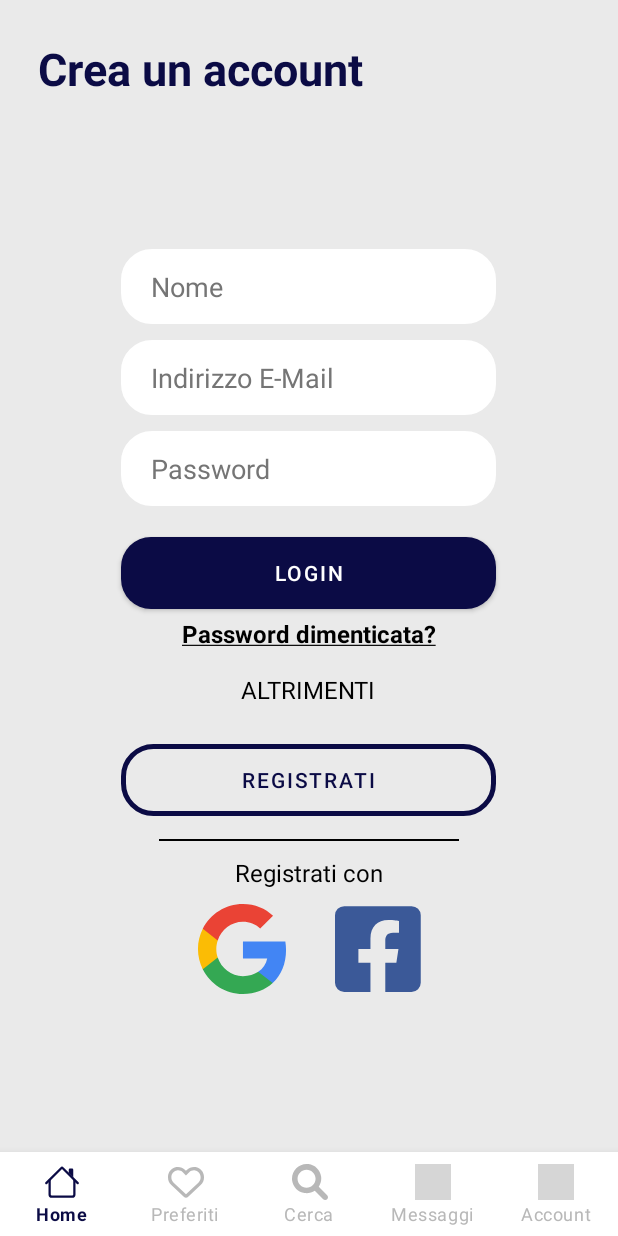
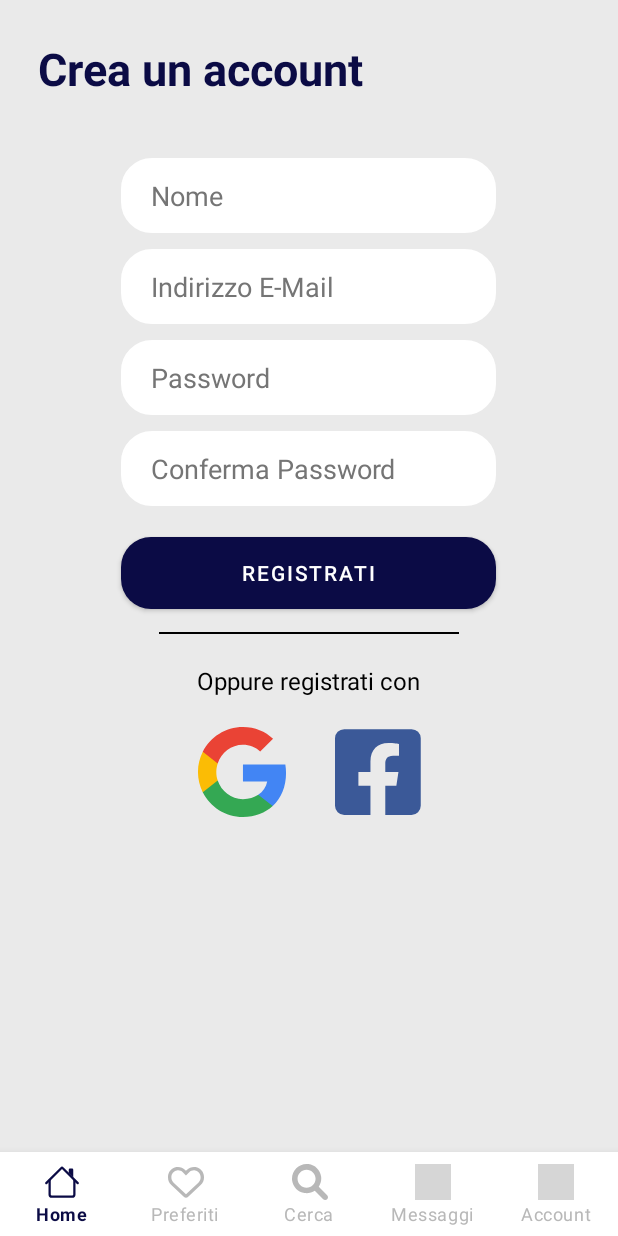
Before and after one commit to MattiaGo/BoatBooking_1, an Android app: the Registration screen opened through its navigation route, on a phone screen of 412 x 824 dp. Run offline under Robolectric (Android 15) with nearby library versions, the phone set to English and light mode, and no system bars; our stand-ins replace navigation-ui; grey boxes are pictures that could not be loaded.

Commit message:
fragment layout

```diff
--- /dev/null
+++ b/app/src/main/res/drawable/ic_back.xml
@@ -0,0 +1,5 @@
+<vector android:autoMirrored="true" android:height="24dp"
+    android:tint="#0B0B45" android:viewportHeight="24"
+    android:viewportWidth="24" android:width="24dp" xmlns:android="http://schemas.android.com/apk/res/android">
+    <path android:fillColor="@android:color/white" android:pathData="M11.67,3.87L9.9,2.1 0,12l9.9,9.9 1.77,-1.77L3.54,12z"/>
+</vector>
--- a/app/src/main/res/layout/fragment_login.xml
+++ b/app/src/main/res/layout/fragment_login.xml
@@ -79,7 +79,7 @@
             android:layout_gravity="center_horizontal|center_vertical"
             android:layout_marginTop="15dp"
             android:background="@drawable/btn_shape2"
-            android:text="@string/registrati"
+            android:text="@string/registration"
             android:textColor="@color/navyblue"
             app:cornerRadius="3dp"
             app:strokeColor="@color/navyblue"
@@ -96,8 +96,8 @@
             android:layout_width="wrap_content"
             android:layout_height="wrap_content"
             android:layout_gravity="center_horizontal|center_vertical"
-            android:layout_margin="10dp"
-            android:text="@string/registrati_con"
+            android:layout_margin="20dp"
+            android:text="@string/sing_in_with"
             android:textColor="@color/black"
             android:textSize="16sp" />
 
--- a/app/src/main/res/layout/fragment_registration.xml
+++ b/app/src/main/res/layout/fragment_registration.xml
@@ -4,15 +4,25 @@
     xmlns:tools="http://schemas.android.com/tools"
     android:layout_width="match_parent"
     android:layout_height="match_parent"
+    android:background="@color/light_grey"
     tools:context=".ui.auth.Registration">
 
-    <!-- TODO: Update blank fragment layout -->
+    <TextView
+        android:id="@+id/txt_SignIn"
+        android:layout_width="wrap_content"
+        android:layout_height="wrap_content"
+        android:layout_marginStart="25dp"
+        android:layout_marginTop="25dp"
+        android:text="@string/crea_account"
+        android:textColor="@color/navyblue"
+        android:textSize="30sp"
+        android:textStyle="bold"/>
 
     <LinearLayout
         android:layout_width="match_parent"
         android:layout_height="match_parent"
-        android:gravity="center_vertical"
-        android:orientation="vertical">
+        android:orientation="vertical"
+        android:layout_marginTop="100dp">
 
         <EditText
             android:id="@+id/textName"
@@ -23,7 +33,7 @@
             android:autofillHints=""
             android:background="@drawable/input_shape"
             android:ems="10"
-            android:hint="@string/nome"
+            android:hint="@string/name"
             android:inputType="textEmailAddress"
             android:minHeight="50dp"
             android:textColorHint="@color/colorHint" />
@@ -56,47 +66,29 @@
             android:minHeight="50dp"
             android:textColorHint="@color/colorHint" />
 
+        <EditText
+            android:id="@+id/textPasswordConfirm"
+            android:layout_width="250dp"
+            android:layout_height="wrap_content"
+            android:layout_gravity="center_horizontal|center_vertical"
+            android:layout_margin="5dp"
+            android:background="@drawable/input_shape"
+            android:ems="10"
+            android:hint="@string/confirm_password"
+            android:importantForAutofill="no"
+            android:inputType="textPassword"
+            android:minHeight="50dp"
+            android:textColorHint="@color/colorHint" />
+
         <Button
-            android:id="@+id/loginBtn"
+            android:id="@+id/confirmRegistrationBtn"
             android:layout_width="250dp"
             android:layout_height="wrap_content"
             android:layout_gravity="center_horizontal|center_vertical"
             android:layout_marginTop="15dp"
             android:background="@drawable/btn_shape1"
-            android:text="@string/login"
+            android:text="@string/registration"
             android:textColor="@color/white"/>
-
-        <TextView
-            android:layout_width="wrap_content"
-            android:layout_height="wrap_content"
-            android:layout_gravity="center_horizontal|center_vertical"
-            android:layout_margin="5dp"
-            android:text="@string/activity_link"
-            android:textColor="@color/black"
-            android:textSize="16sp"
-            android:textStyle="bold" />
-
-        <TextView
-            android:layout_width="wrap_content"
-            android:layout_height="wrap_content"
-            android:layout_gravity="center_horizontal|center_vertical"
-            android:layout_margin="10dp"
-            android:text="@string/altrimenti"
-            android:textColor="@color/black"
-            android:textSize="16sp" />
-
-        <Button
-            android:id="@+id/registerBtn"
-            android:layout_width="250dp"
-            android:layout_height="wrap_content"
-            android:layout_gravity="center_horizontal|center_vertical"
-            android:layout_marginTop="15dp"
-            android:background="@drawable/btn_shape2"
-            android:text="@string/registrati"
-            android:textColor="@color/navyblue"
-            app:cornerRadius="3dp"
-            app:strokeColor="@color/navyblue"
-            app:strokeWidth="5dp"/>
 
         <View
             android:layout_width="200dp"
@@ -109,8 +101,8 @@
             android:layout_width="wrap_content"
             android:layout_height="wrap_content"
             android:layout_gravity="center_horizontal|center_vertical"
-            android:layout_margin="10dp"
-            android:text="@string/registrati_con"
+            android:layout_margin="20dp"
+            android:text="@string/otherwise_use"
             android:textColor="@color/black"
             android:textSize="16sp" />
 
@@ -144,15 +136,4 @@
 
     </LinearLayout>
 
-    <TextView
-        android:id="@+id/txt_SignIn"
-        android:layout_width="wrap_content"
-        android:layout_height="wrap_content"
-        android:layout_marginStart="25dp"
-        android:layout_marginTop="25dp"
-        android:text="@string/crea_account"
-        android:textColor="@color/navyblue"
-        android:textSize="30sp"
-        android:textStyle="bold"/>
-
 </FrameLayout>
--- a/app/src/main/res/values/strings.xml
+++ b/app/src/main/res/values/strings.xml
@@ -4,14 +4,21 @@
     <string name="hello_blank_fragment">Hello blank fragment</string>
     <string name="forgotPwd"><a href="https://learntodroid.com">Password dimenticata?</a></string>
     <string name="activity_link"><u>Password dimenticata?</u></string>
-    <string name="nome">Nome</string>
+    <string name="name">Nome</string>
+
     <string name="indirizzo_e_mail">Indirizzo E-Mail</string>
     <string name="password">Password</string>
+    <string name="confirm_password">Conferma Password</string>
+    <string name="password_reset">Reset Password</string>
+    <string name="reset_pwd">Invia link per il reset</string>
+
     <string name="login">Login</string>
     <string name="altrimenti">ALTRIMENTI</string>
-    <string name="registrati">Registrati</string>
+    <string name="registration">Registrati</string>
+    <string name="register_with">Registrati con</string>
+
     <string name="crea_account">Crea un account</string>
-    <string name="registrati_con">Registrati con</string>
+    <string name="sing_in_with">Accedi con</string>
     <string name="facebook_login">facebook login</string>
     <string name="accedi">Accedi</string>
     <string name="google_login">google login</string>
@@ -19,5 +26,7 @@
     <string name="welcome_message_authed">Hi %1$s! Did you know that %2$s.</string>
     <string name="logout_button_text">Logout</string>
     <string name="login_button_text">Login</string>
+    <string name="otherwise_use">Oppure registrati con</string>
+    <string name="backBtn">back button</string>
 
 </resources>
```
Also changed, not shown: app/src/main/java/com/example/boatbooking_1/PasswordResetFragment.kt (added, +59 -0 lines), app/src/main/res/layout/fragment_account.xml (+13 -15 lines), app/src/main/res/layout/fragment_password_reset.xml (added, +73 -0 lines).
